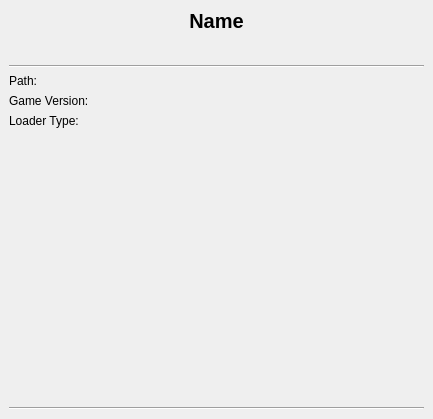
Above: src/ui/local/localmodinfowidget.ui from kaniol-lck/modmanager before the change. Below: the same form after it.
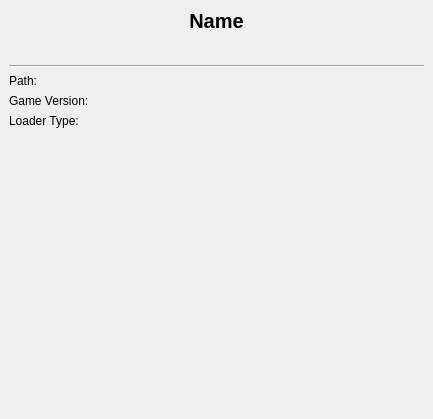
That is the form after the change. Custom widgets are drawn as their Qt base class.

```diff
--- a/src/ui/local/localmodinfowidget.ui
+++ b/src/ui/local/localmodinfowidget.ui
@@ -159,13 +159,6 @@
          </property>
         </spacer>
        </item>
-       <item>
-        <widget class="Line" name="line_2">
-         <property name="orientation">
-          <enum>Qt::Horizontal</enum>
-         </property>
-        </widget>
-       </item>
       </layout>
      </widget>
      <widget class="QWidget" name="page_4">
```
